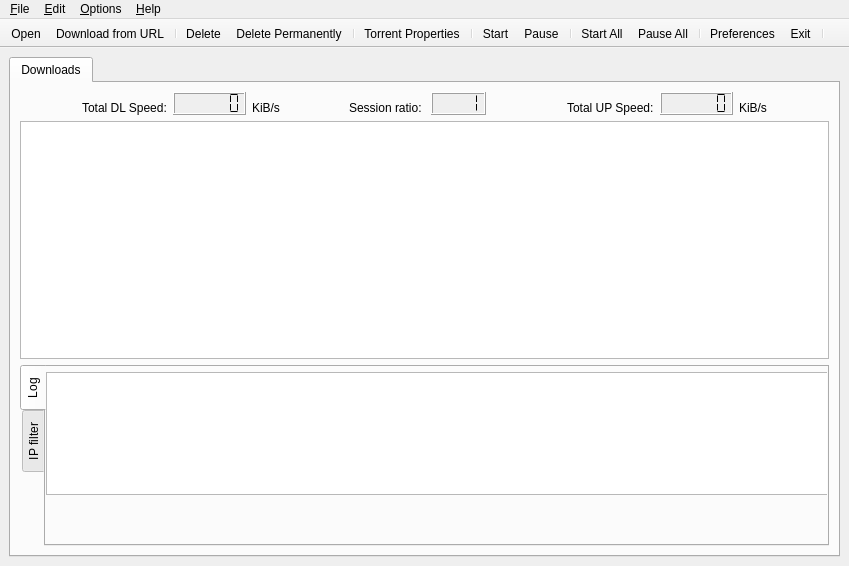
The window that src/MainWindow.ui (SysAdminDoc/qBittorrent-Vanced) describes before a commit, drawn with Qt 5.
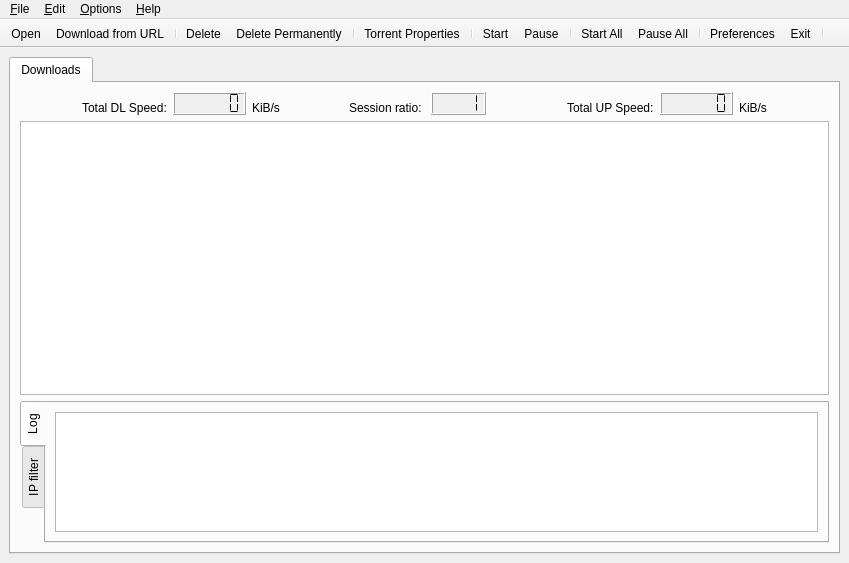
The same window after the commit.

Commit message: - improved tabs at the bottom

What changed in the file:
```diff
--- a/src/MainWindow.ui
+++ b/src/MainWindow.ui
@@ -6,7 +6,7 @@
     <x>0</x>
     <y>0</y>
     <width>849</width>
-    <height>566</height>
+    <height>563</height>
    </rect>
   </property>
   <property name="contextMenuPolicy" >
@@ -255,7 +255,7 @@
             <property name="minimumSize" >
              <size>
               <width>0</width>
-              <height>238</height>
+              <height>0</height>
              </size>
             </property>
             <property name="contextMenuPolicy" >
@@ -279,6 +279,12 @@
         </item>
         <item>
          <widget class="QTabWidget" name="tabBottom" >
+          <property name="maximumSize" >
+           <size>
+            <width>16777215</width>
+            <height>142</height>
+           </size>
+          </property>
           <property name="tabPosition" >
            <enum>QTabWidget::West</enum>
           </property>
@@ -289,31 +295,7 @@
            <attribute name="title" >
             <string>Log</string>
            </attribute>
-           <widget class="QWidget" name="" >
-            <property name="geometry" >
-             <rect>
-              <x>0</x>
-              <y>-10</y>
-              <width>809</width>
-              <height>153</height>
-             </rect>
-            </property>
             <layout class="QVBoxLayout" >
-             <property name="spacing" >
-              <number>6</number>
-             </property>
-             <property name="leftMargin" >
-              <number>0</number>
-             </property>
-             <property name="topMargin" >
-              <number>0</number>
-             </property>
-             <property name="rightMargin" >
-              <number>0</number>
-             </property>
-             <property name="bottomMargin" >
-              <number>0</number>
-             </property>
              <item>
               <widget class="QTextBrowser" name="infoBar" >
                <property name="sizePolicy" >
@@ -325,7 +307,7 @@
                <property name="maximumSize" >
                 <size>
                  <width>16777215</width>
-                 <height>123</height>
+                <height>120</height>
                 </size>
                </property>
                <property name="contextMenuPolicy" >
@@ -334,7 +316,6 @@
               </widget>
              </item>
             </layout>
-           </widget>
           </widget>
           <widget class="QWidget" name="filter_tab" >
            <attribute name="title" >
```
Left out of the diff: 12 changed lines with no effect on the pictures. Lines whose indentation alone changed are shown as unchanged.
